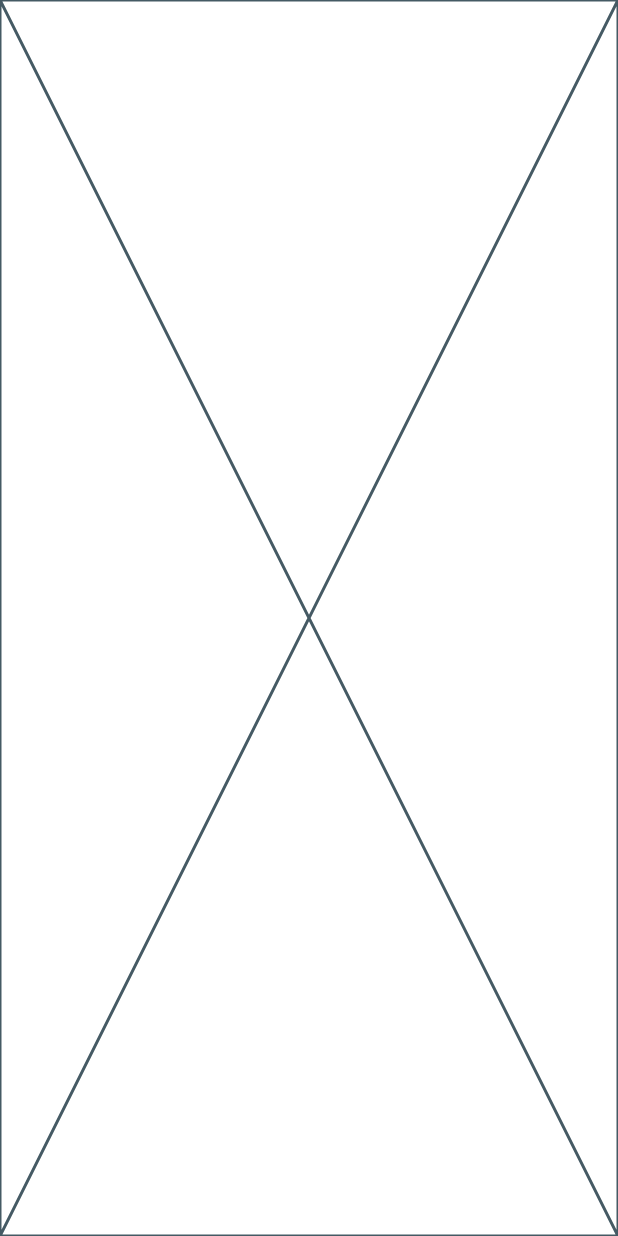
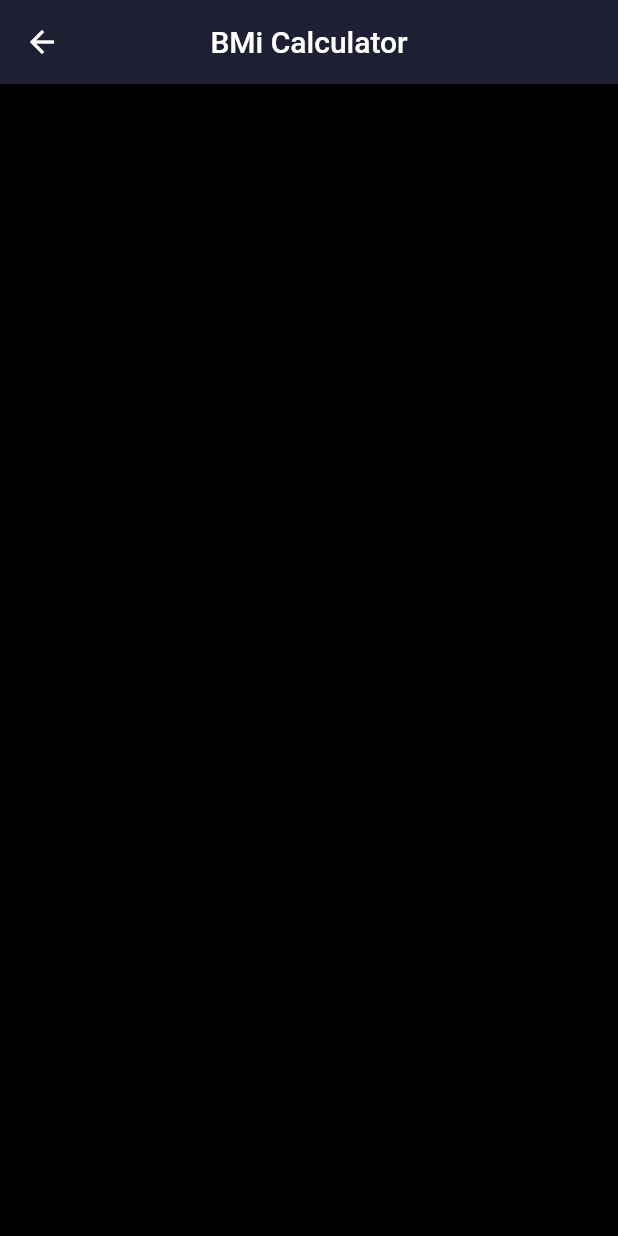
Before and after one commit to Terminatorking/bmi_calculator, a Flutter app: the screen it shows after launch, after a tap on "Calculate Your BMI", on a phone screen of 412 x 824 dp. Run offline on Flutter 3.47's test engine with Material 2 defaults, Android fonts, the phone set to English and light mode, and no system bars.

Commit message:
finish appbar

```diff
--- a/lib/pages/result_page.dart
+++ b/lib/pages/result_page.dart
@@ -1,3 +1,4 @@
+import 'package:bmicalculator/constanst.dart';
 import 'package:flutter/material.dart';
 
 class ResultPage extends StatelessWidget {
@@ -8,6 +9,21 @@ class ResultPage extends StatelessWidget {
   final double result;
   @override
   Widget build(BuildContext context) {
-    return const Placeholder();
+    return SafeArea(
+      child: Scaffold(
+        appBar: AppBar(
+          centerTitle: true,
+          title: const Text("BMi Calculator"),
+          backgroundColor: ProjectColors.colorOfContainer,
+        ),
+        backgroundColor: ProjectColors.scaffoldColor,
+        body: SingleChildScrollView(
+          physics: const BouncingScrollPhysics(),
+          child: Column(
+            children: [],
+          ),
+        ),
+      ),
+    );
   }
 }
```
